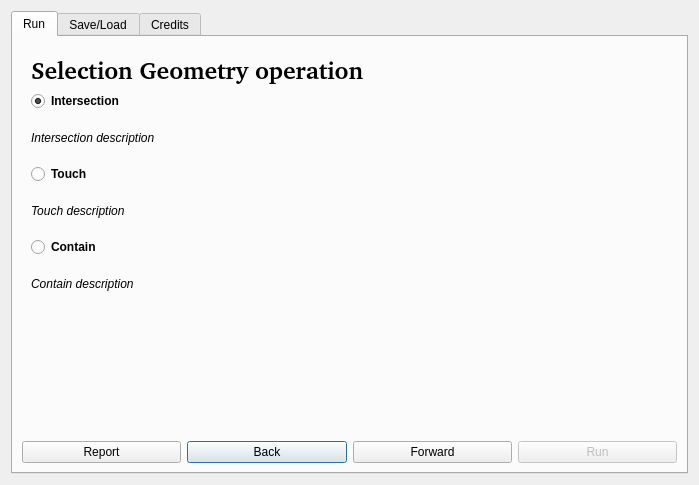
Before: the Qt Designer form arpap_spatialreport_dialog_base.ui in gis3w/ARPAP_SpatialReport, drawn with Qt 5.
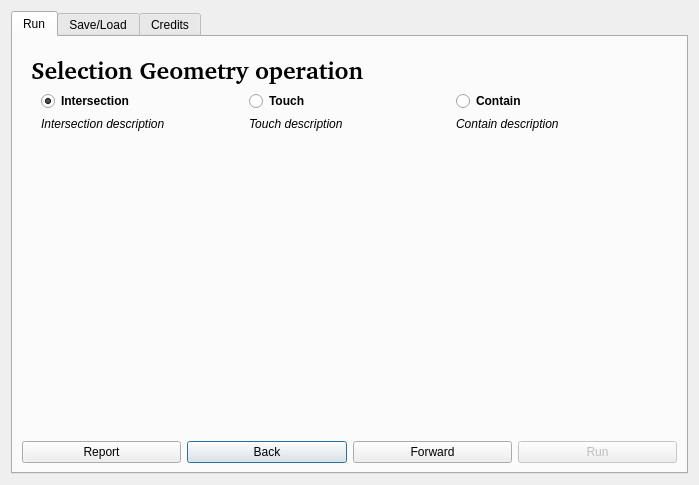
After: the same form once the commit is applied. The open tabs and pages were chosen to show the change.

Commit message: Continue develod. Refactoryng Touch algorithm. Add icon to selections geometry opration. Refresh ts adm qm file i18n.

What changed in the file:
```diff
--- a/arpap_spatialreport_dialog_base.ui
+++ b/arpap_spatialreport_dialog_base.ui
@@ -191,19 +191,7 @@
           </layout>
          </widget>
          <widget class="QWidget" name="pageSelectOperation">
-          <layout class="QGridLayout" name="gridLayout_4" rowstretch="0,1,1,1,1,1,1,2,0">
-           <item row="4" column="0">
-            <widget class="QLabel" name="labelDescriptionGeoprocessingTouch">
-             <property name="font">
-              <font>
-               <italic>true</italic>
-              </font>
-             </property>
-             <property name="text">
-              <string>Touch description</string>
-             </property>
-            </widget>
-           </item>
+          <layout class="QGridLayout" name="gridLayout_4">
            <item row="0" column="0">
             <widget class="QLabel" name="labelTitleStep2">
              <property name="font">
@@ -220,6 +208,19 @@
             </widget>
            </item>
            <item row="1" column="0">
+            <layout class="QHBoxLayout" name="horizontalLayout_6">
+             <property name="leftMargin">
+              <number>10</number>
+             </property>
+             <property name="rightMargin">
+              <number>10</number>
+             </property>
+             <item>
+              <layout class="QVBoxLayout" name="verticalLayout_7">
+               <property name="leftMargin">
+                <number>0</number>
+               </property>
+               <item>
             <widget class="QRadioButton" name="geoprocessingIntersectRadio">
              <property name="font">
               <font>
@@ -238,7 +239,26 @@
              </property>
             </widget>
            </item>
-           <item row="3" column="0">
+               <item>
+                <widget class="QLabel" name="labelDescriptionGeoprocessingIntersection">
+                 <property name="enabled">
+                  <bool>true</bool>
+                 </property>
+                 <property name="font">
+                  <font>
+                   <italic>true</italic>
+                  </font>
+                 </property>
+                 <property name="text">
+                  <string>Intersection description</string>
+                 </property>
+                </widget>
+               </item>
+              </layout>
+             </item>
+             <item>
+              <layout class="QVBoxLayout" name="verticalLayout_8">
+               <item>
             <widget class="QRadioButton" name="geoprocessingTouchRadio">
              <property name="font">
               <font>
@@ -251,7 +271,23 @@
              </property>
             </widget>
            </item>
-           <item row="5" column="0">
+               <item>
+                <widget class="QLabel" name="labelDescriptionGeoprocessingTouch">
+                 <property name="font">
+                  <font>
+                   <italic>true</italic>
+                  </font>
+                 </property>
+                 <property name="text">
+                  <string>Touch description</string>
+                 </property>
+                </widget>
+               </item>
+              </layout>
+             </item>
+             <item>
+              <layout class="QVBoxLayout" name="verticalLayout_9">
+               <item>
             <widget class="QRadioButton" name="geoprocessingContainRadio">
              <property name="font">
               <font>
@@ -264,32 +300,7 @@
              </property>
             </widget>
            </item>
-           <item row="8" column="0">
-            <spacer name="verticalSpacer">
-             <property name="orientation">
-              <enum>Qt::Vertical</enum>
-             </property>
-             <property name="sizeHint" stdset="0">
-              <size>
-               <width>20</width>
-               <height>40</height>
-              </size>
-             </property>
-            </spacer>
-           </item>
-           <item row="2" column="0">
-            <widget class="QLabel" name="labelDescriptionGeoprocessingIntersection">
-             <property name="font">
-              <font>
-               <italic>true</italic>
-              </font>
-             </property>
-             <property name="text">
-              <string>Intersection description</string>
-             </property>
-            </widget>
-           </item>
-           <item row="6" column="0">
+               <item>
             <widget class="QLabel" name="labelDescriptionGeoprocessingContain">
              <property name="font">
               <font>
@@ -302,6 +313,23 @@
             </widget>
            </item>
           </layout>
+             </item>
+            </layout>
+           </item>
+           <item row="2" column="0">
+            <spacer name="verticalSpacer">
+             <property name="orientation">
+              <enum>Qt::Vertical</enum>
+             </property>
+             <property name="sizeHint" stdset="0">
+              <size>
+               <width>20</width>
+               <height>40</height>
+              </size>
+             </property>
+            </spacer>
+           </item>
+          </layout>
          </widget>
          <widget class="QWidget" name="pageFieldsSelector">
           <layout class="QGridLayout" name="gridLayout" rowstretch="0,1">
```
Left out of the diff: 28 changed lines with no effect on the pictures. Lines whose indentation alone changed are shown as unchanged. The commit also changes 8 other files.
